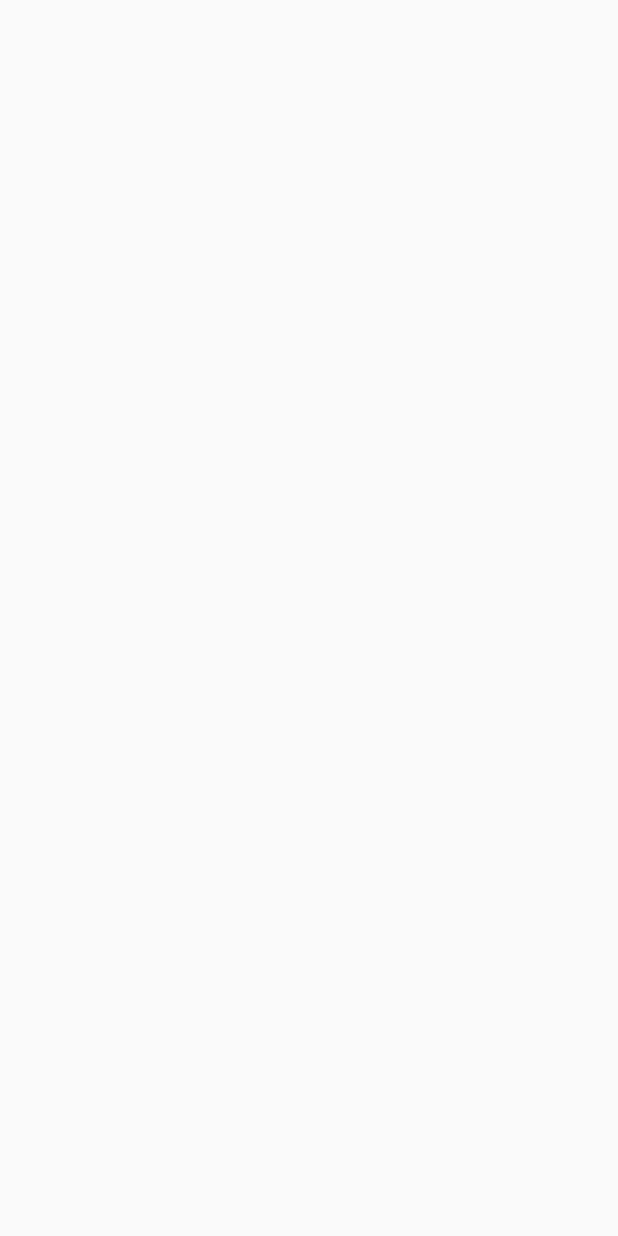
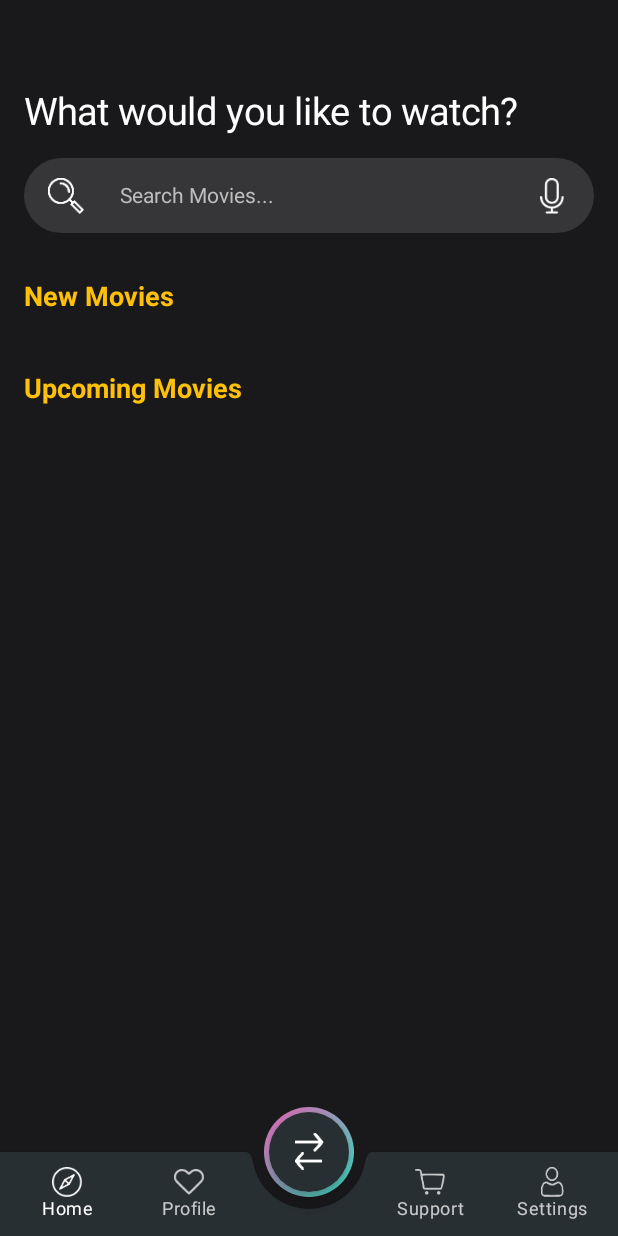
Before and after one commit to vokrob/MoviesApp, an Android app built with Jetpack Compose: the MainActivity screen opened directly, with no data from a screen before it, on a phone screen of 412 x 824 dp. Before the commit the screen is empty. Run offline under Robolectric (Android 15) with nearby library versions, the light colour scheme and no system bars; our stand-ins replace Firebase (no records; nobody signed in at launch, a user with empty details on screens opened directly).

Commit message:
Add movie lists

```diff
--- a/app/src/main/java/com/vokrob/moviesapp/Activity/MainActivity.kt
+++ b/app/src/main/java/com/vokrob/moviesapp/Activity/MainActivity.kt
@@ -1,16 +1,20 @@
 package com.vokrob.moviesapp.Activity
 
 import android.os.Bundle
-import androidx.activity.ComponentActivity
 import androidx.activity.compose.setContent
 import androidx.compose.foundation.Image
 import androidx.compose.foundation.background
+import androidx.compose.foundation.layout.Arrangement
 import androidx.compose.foundation.layout.Box
 import androidx.compose.foundation.layout.Column
+import androidx.compose.foundation.layout.PaddingValues
 import androidx.compose.foundation.layout.fillMaxSize
 import androidx.compose.foundation.layout.fillMaxWidth
+import androidx.compose.foundation.layout.height
 import androidx.compose.foundation.layout.padding
 import androidx.compose.foundation.layout.size
+import androidx.compose.foundation.lazy.LazyRow
+import androidx.compose.foundation.lazy.items
 import androidx.compose.foundation.rememberScrollState
 import androidx.compose.foundation.shape.CircleShape
 import androidx.compose.foundation.verticalScroll
@@ -19,7 +23,14 @@ import androidx.compose.material.FloatingActionButton
 import androidx.compose.material.Icon
 import androidx.compose.material.Scaffold
 import androidx.compose.material.Text
+import androidx.compose.material3.CircularProgressIndicator
 import androidx.compose.runtime.Composable
+import androidx.compose.runtime.LaunchedEffect
+import androidx.compose.runtime.getValue
+import androidx.compose.runtime.mutableStateListOf
+import androidx.compose.runtime.mutableStateOf
+import androidx.compose.runtime.remember
+import androidx.compose.runtime.setValue
 import androidx.compose.ui.Alignment
 import androidx.compose.ui.Modifier
 import androidx.compose.ui.graphics.Brush
@@ -28,19 +39,22 @@ import androidx.compose.ui.layout.ContentScale
 import androidx.compose.ui.res.colorResource
 import androidx.compose.ui.res.painterResource
 import androidx.compose.ui.text.TextStyle
+import androidx.compose.ui.text.font.FontWeight
 import androidx.compose.ui.tooling.preview.Preview
 import androidx.compose.ui.unit.dp
 import androidx.compose.ui.unit.sp
 import com.vokrob.moviesapp.BottomNavigationBar
 import com.vokrob.moviesapp.Domain.FilmItemModel
+import com.vokrob.moviesapp.FilmItem
 import com.vokrob.moviesapp.R
 import com.vokrob.moviesapp.SearchBar
+import com.vokrob.moviesapp.ViewModel.MainViewModel
 
-class MainActivity : ComponentActivity() {
+class MainActivity : BaseActivity() {
     override fun onCreate(savedInstanceState: Bundle?) {
         super.onCreate(savedInstanceState)
 
-        setContent {}
+        setContent { MainScreen(onItemClick = {}) }
     }
 }
 
@@ -103,6 +117,30 @@ fun MainScreen(onItemClick: (FilmItemModel) -> Unit = {}) {
 
 @Composable
 fun MainContent(onItemClick: (FilmItemModel) -> Unit) {
+    val viewModel = MainViewModel()
+
+    val upcoming = remember { mutableStateListOf<FilmItemModel>() }
+    val newMovies = remember { mutableStateListOf<FilmItemModel>() }
+
+    var showUpcomingLoad by remember { mutableStateOf(true) }
+    var showNewMoviesLoading by remember { mutableStateOf(true) }
+
+    LaunchedEffect(Unit) {
+        viewModel.loadUpcoming().observeForever {
+            upcoming.clear()
+            upcoming.addAll(it)
+            showUpcomingLoad = false
+        }
+    }
+
+    LaunchedEffect(Unit) {
+        viewModel.loadItems().observeForever {
+            newMovies.clear()
+            newMovies.addAll(it)
+            showNewMoviesLoading = false
+        }
+    }
+
     Column(
         Modifier
             .fillMaxSize()
@@ -128,5 +166,62 @@ fun MainContent(onItemClick: (FilmItemModel) -> Unit) {
         )
 
         SearchBar("Search Movies...")
+
+        SectionTitle("New Movies")
+
+        if (showNewMoviesLoading) {
+            Box(
+                modifier = Modifier
+                    .fillMaxWidth()
+                    .height(50.dp),
+                contentAlignment = Alignment.Center
+            ) {
+                CircularProgressIndicator()
+            }
+        } else {
+            LazyRow(
+                horizontalArrangement = Arrangement.spacedBy(8.dp),
+                contentPadding = PaddingValues(horizontal = 16.dp)
+            ) {
+                items(newMovies) { item -> FilmItem(item, onItemClick) }
+            }
+        }
+
+        SectionTitle("Upcoming Movies")
+
+        if (showUpcomingLoad) {
+            Box(
+                modifier = Modifier
+                    .fillMaxWidth()
+                    .height(50.dp),
+                contentAlignment = Alignment.Center
+            ) {
+                CircularProgressIndicator()
+            }
+        } else {
+            LazyRow(
+                horizontalArrangement = Arrangement.spacedBy(8.dp),
+                contentPadding = PaddingValues(horizontal = 16.dp)
+            ) {
+                items(upcoming) { item -> FilmItem(item, onItemClick) }
+            }
+        }
     }
 }
+
+@Composable
+fun SectionTitle(title: String) {
+    Text(
+        text = title,
+        style = TextStyle(
+            color = Color(0xffffc107),
+            fontSize = 18.sp
+        ),
+        modifier = Modifier.padding(
+            start = 16.dp,
+            top = 32.dp,
+            bottom = 8.dp
+        ),
+        fontWeight = FontWeight.Bold
+    )
+}
--- a/app/src/main/java/com/vokrob/moviesapp/Domain/FilmItemModel.kt
+++ b/app/src/main/java/com/vokrob/moviesapp/Domain/FilmItemModel.kt
@@ -8,8 +8,8 @@ data class FilmItemModel(
     var Poster: String = "",
     var Time: String = "",
     var Trailer: String = "",
-    var Imdb: String = "",
-    var Year: String = "",
+    var Imdb: Int = 0,
+    var Year: Int = 0,
     var price: Double = 0.0,
     var Genre: ArrayList<String> = ArrayList(),
     var Casts: ArrayList<CastModel> = ArrayList()
--- a/app/src/main/java/com/vokrob/moviesapp/Repository/MainRepository.kt
+++ b/app/src/main/java/com/vokrob/moviesapp/Repository/MainRepository.kt
@@ -13,7 +13,7 @@ class MainRepository {
 
     fun loadUpcoming(): LiveData<MutableList<FilmItemModel>> {
         val listData = MutableLiveData<MutableList<FilmItemModel>>()
-        val ref = firebaseDatabase.getReference("Upcoming")
+        val ref = firebaseDatabase.getReference("Upcomming")
 
         ref.addValueEventListener(
             object : ValueEventListener {
```
Also changed, not shown: app/src/main/java/com/vokrob/moviesapp/FilmItem.kt (added, +89 -0 lines).
